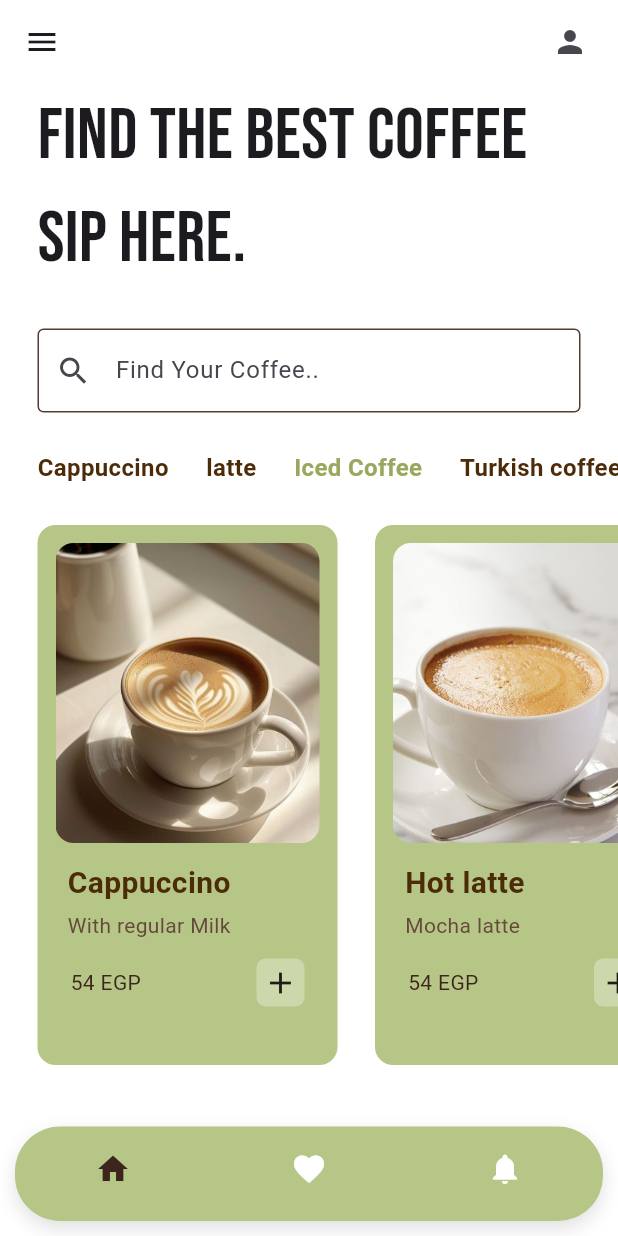
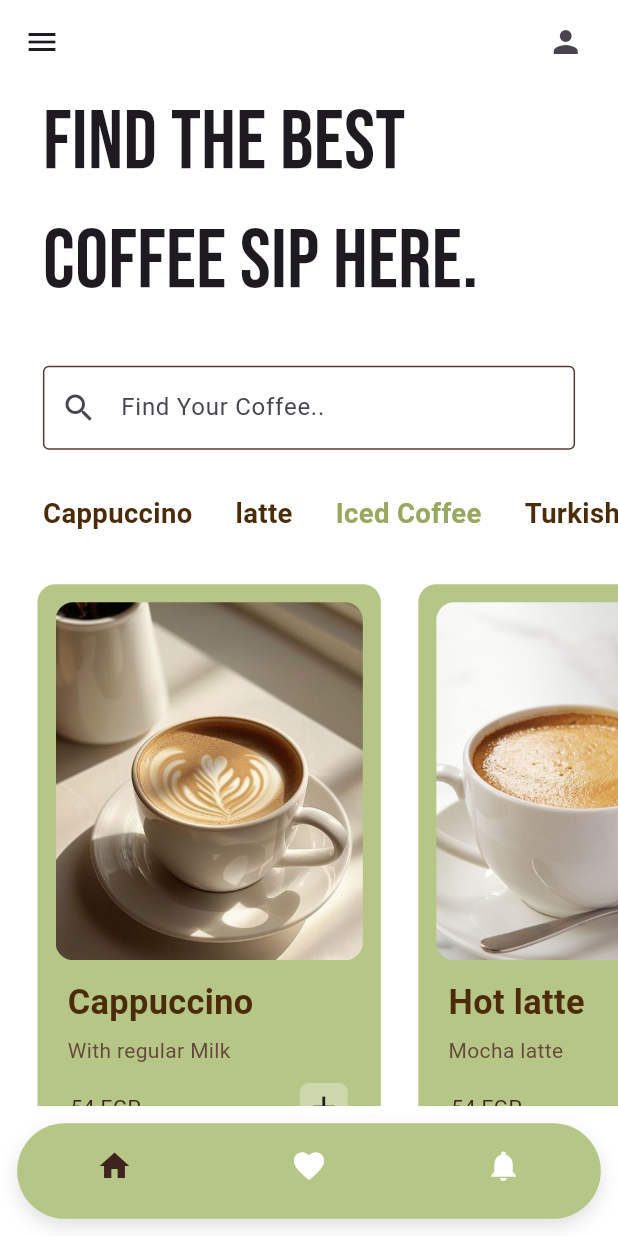
Before and after one commit to YasmineMohamedHegazy/coffee_app, a Flutter app: the screen it shows after launch, on a phone screen of 412 x 824 dp. Run offline on Flutter 3.47's test engine with Material 3 defaults, Android fonts, the light colour scheme and no system bars; our stand-ins replace flutter_screenutil, google_fonts.

Commit message:
Made the design responsive and Updated README

```diff
--- a/lib/main.dart
+++ b/lib/main.dart
@@ -1,5 +1,6 @@
 import 'package:coffeeapp/pages/home_page.dart';
 import 'package:flutter/material.dart';
+import 'package:flutter_screenutil/flutter_screenutil.dart';
 
 void main() {
   runApp(const MyApp());
@@ -10,13 +11,18 @@
 
   @override
   Widget build(BuildContext context) {
-    return MaterialApp(
-      debugShowCheckedModeBanner: false,
-      home: const HomePage(),
-      theme: ThemeData(
-        primarySwatch: Colors.lightGreen
-      ),
-
+    return ScreenUtilInit(
+      designSize: const Size(360, 690),
+      minTextAdapt: true, // for adaptive font scaling
+      builder: (context, child) {
+        return MaterialApp(
+          debugShowCheckedModeBanner: false,
+          home: const HomePage(),
+          theme: ThemeData(
+            primarySwatch: Colors.lightGreen,
+          ),
+        );
+      },
     );
   }
 }
--- a/lib/pages/home_page.dart
+++ b/lib/pages/home_page.dart
@@ -2,6 +2,7 @@
 import 'package:coffeeapp/utilities/coffee_tile.dart';
 import 'package:coffeeapp/utilities/coffee_type.dart';
 import 'package:flutter/material.dart';
+import 'package:flutter_screenutil/flutter_screenutil.dart';
 import 'package:google_fonts/google_fonts.dart';
 
 class HomePage extends StatefulWidget {
@@ -47,12 +48,12 @@
         leading: Icon(Icons.menu),
         actions: [
           Padding(
-            padding: const EdgeInsets.only(right: 20.0),
+            padding: EdgeInsets.only(right: 20.0.w),
             child: Icon(Icons.person),
           )
         ],
       ),
-            bottomNavigationBar: MyBottomNavBar(
+        bottomNavigationBar: MyBottomNavBar(
         currentIndex: _selectedIndex,
         onTap: (index) {
           setState(() {
@@ -61,7 +62,6 @@
         },
       ),
 
-
     body: SingleChildScrollView(
       padding: EdgeInsets.only(bottom: MediaQuery.of(context).viewInsets.bottom),
     child: Column(
@@ -69,18 +69,18 @@
       children: [
         // Find the best coffee
         Padding(
-          padding: const EdgeInsets.symmetric(horizontal: 25.0),//equal hor padding (right and left)
+          padding: EdgeInsets.symmetric(horizontal: 25.0.w),//equal hor padding (right and left)
           child: Text('Find the Best Coffee Sip Here.',
           style: GoogleFonts.bebasNeue(
-            fontSize: 48, //color: Color(0xFF4C2B08)
+            fontSize: 48.sp, //color: Color(0xFF4C2B08)
           )
         ),
       ),
-      SizedBox(height: 25),
+      SizedBox(height: 25.h),
 
         // search bar
         Padding(
-          padding: const EdgeInsets.symmetric(horizontal: 25.0),
+          padding: EdgeInsets.symmetric(horizontal: 25.0.w),
           child: TextField(
             decoration: InputDecoration(
               prefixIcon: Icon(Icons.search),
@@ -94,11 +94,11 @@
             ),
           ),
         ),
-        SizedBox(height: 25),
+        SizedBox(height: 25.h),
 
         // horizontal listview of coffee types(capuccino,latte..)
         Container(
-          height: 50,
+          height: 50.h,
           child: ListView.builder(
             scrollDirection: Axis.horizontal,
             itemCount: coffeeType.length,
@@ -115,7 +115,7 @@
       ),
 
               // First horizontal list
-              SizedBox(height:385,
+              SizedBox(height:385.h,
               child:
               ListView(
                 scrollDirection: Axis.horizontal,
@@ -141,21 +141,21 @@
                 ],
               ),
              ),
-             SizedBox(height: 20),
+             SizedBox(height: 20.h),
              // Best sellers
-             Padding(padding: EdgeInsets.symmetric(horizontal: 25.0),
+             Padding(padding: EdgeInsets.symmetric(horizontal: 25.0.w),
              child: Text(
               'Best Sellers',
               style: GoogleFonts.bebasNeue(
-                fontWeight: FontWeight.bold,fontSize: 24,
+                fontWeight: FontWeight.bold,fontSize: 24.sp,
                 letterSpacing: 1.5
               ),
              ),
             ),
-            SizedBox(height:10),
+            SizedBox(height:10.h),
             // Second List
             SizedBox(
-              height: 385,
+              height: 385.h,
             child:
             ListView(
               scrollDirection: Axis.horizontal,
--- a/lib/utilities/bottom_navbar.dart
+++ b/lib/utilities/bottom_navbar.dart
@@ -1,4 +1,5 @@
 import 'package:flutter/material.dart';
+import 'package:flutter_screenutil/flutter_screenutil.dart';
 
 class MyBottomNavBar extends StatelessWidget {
   final int currentIndex;
@@ -13,11 +14,11 @@
   @override
   Widget build(BuildContext context) {
     return Container(
-      margin: EdgeInsets.all(10), // outer spacing
-      padding: EdgeInsets.symmetric(vertical: 2), // inner spacing or size of the container
+      margin: EdgeInsets.all(10.r), // outer spacing
+      padding: EdgeInsets.symmetric(vertical: 2.h), // inner spacing or size of the container
       decoration: BoxDecoration(
         color: Color(0xFFB6C687),
-        borderRadius: BorderRadius.circular(30),
+        borderRadius: BorderRadius.circular(30.r),
         boxShadow: [
           BoxShadow(
             color: Colors.black12,
--- a/lib/utilities/coffee_tile.dart
+++ b/lib/utilities/coffee_tile.dart
@@ -1,4 +1,5 @@
 import 'package:flutter/material.dart';
+import 'package:flutter_screenutil/flutter_screenutil.dart';
 
 class CoffeeTile extends StatelessWidget {
   final String coffeeImagePath;
@@ -19,7 +20,7 @@
       padding: const EdgeInsets.only(left: 25.0, bottom: 25),
       child: Container(
         padding: EdgeInsets.all(12),
-        width: 200,
+        width: 200.w,
         decoration: BoxDecoration(
           color: Color(0xFFB6C687),
           borderRadius: BorderRadius.circular(12),
@@ -32,7 +33,7 @@
             ClipRRect(
               borderRadius: BorderRadius.circular(12),
               child: Image.asset(coffeeImagePath,
-              height: 200,
+              height: 200.h,
               width: double.infinity, // fill the container s width
               fit: BoxFit.cover, // fills the space with no disortion m
               ),
@@ -46,9 +47,9 @@
                 children: [
                   Text(
                     coffeeName,
-                    style: TextStyle(fontSize: 20,fontWeight: FontWeight.bold,color: Color(0xFF4C2B08)),
+                    style: TextStyle(fontSize: 20.sp,fontWeight: FontWeight.bold,color: Color(0xFF4C2B08)),
                   ),
-                  SizedBox(height: 4),
+                  SizedBox(height: 4.h),
                   Text(
                     coffeeDescription,
                     style: TextStyle(color: Color(0xFF65493B)),
--- a/lib/utilities/coffee_type.dart
+++ b/lib/utilities/coffee_type.dart
@@ -1,4 +1,5 @@
 import 'package:flutter/material.dart';
+import 'package:flutter_screenutil/flutter_screenutil.dart';
 
 class CoffeeType extends StatelessWidget {
   final String coffeeType;
@@ -17,10 +18,10 @@
     return GestureDetector(
       onTap: onTap,
       child: Padding(
-        padding: const EdgeInsets.only(left: 25.0),
+        padding: EdgeInsets.only(left: 25.0.w),
         child: Text(coffeeType,
         style: TextStyle(
-          fontSize: 16,
+          fontSize: 16.sp,
           fontWeight: FontWeight.bold,
           color: isSelected ? Color(0xFF98A95F) : Color(0xFF4C2B08) //green when selected other wise it is brown
           ),
```
Also changed, not shown: pubspec.yaml (+3 -18 lines), pubspec.lock, 3 other files.
